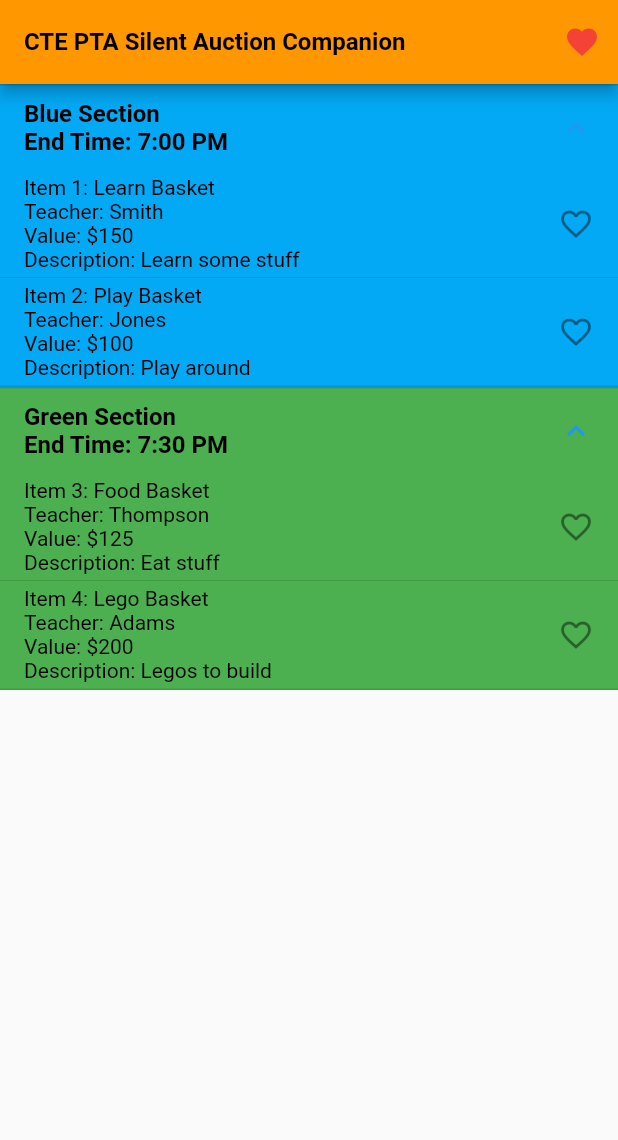
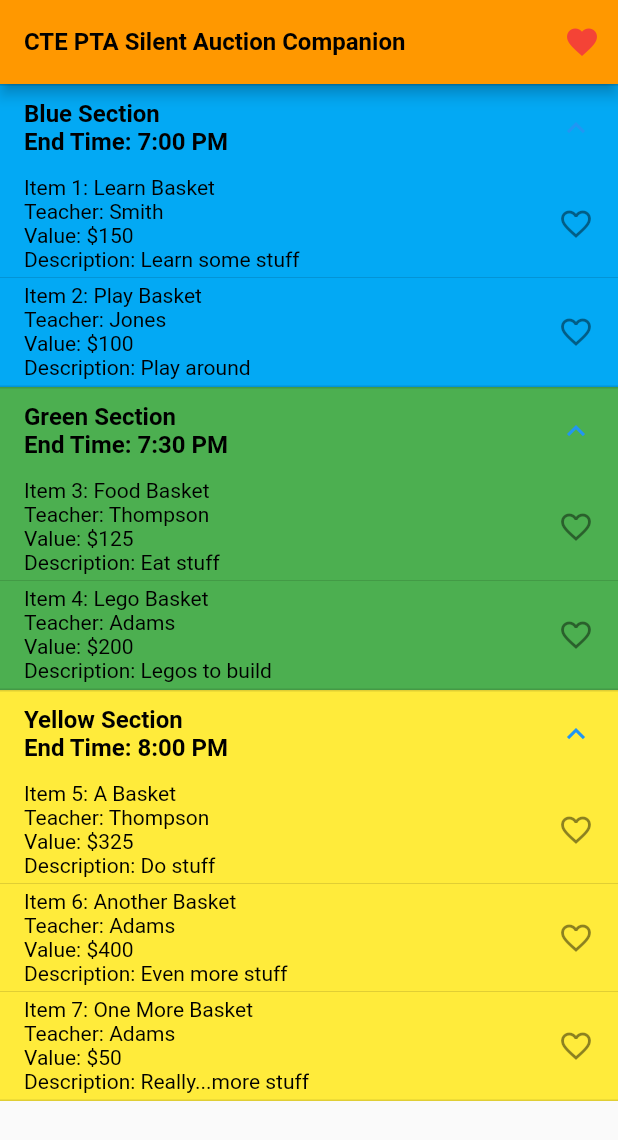
Before and after one commit to mccmt05/chinook_pta_auction_companion, a Flutter app: the screen it shows after launch, on a phone screen of 412 x 824 dp. Shown: the top 1140 px of the screen. Run offline on Flutter 3.47's test engine with Material 2 defaults, Android fonts, the phone set to English and light mode, and no system bars.

Commit message:
Fix nulls for fav list and new libraries

```diff
--- /dev/null
+++ b/lib/data/dataObjects.dart
@@ -0,0 +1,48 @@
+library data_objects;
+
+import 'package:flutter/material.dart';
+
+class AuctionGrouping {
+  final String groupName;
+  final MaterialColor groupColor;
+  final String endTime;
+
+  AuctionGrouping(this.groupName, this.groupColor, this.endTime);
+}
+
+class AuctionItem {
+  final int itemNum;
+  final String itemTitle;
+  final String itemTeacher;
+  final int itemValue;
+  final String itemDescription;
+  final AuctionGrouping itemGroup;
+
+  AuctionItem(this.itemNum, this.itemTitle, this.itemTeacher, this.itemValue, this.itemDescription, this.itemGroup);
+}
+
+AuctionGrouping blueGrouping = new AuctionGrouping("Blue Section", Colors.lightBlue, "7:00 PM");
+AuctionGrouping greenGrouping = new AuctionGrouping("Green Section", Colors.green, "7:30 PM");
+AuctionGrouping yellowGrouping = new AuctionGrouping("Yellow Section", Colors.yellow, "8:00 PM");
+
+List<AuctionItem> blueGroupList = [
+  new AuctionItem(1, "Learn Basket", "Smith", 150, "Learn some stuff", blueGrouping),
+  new AuctionItem(2, "Play Basket", "Jones", 100, "Play around", blueGrouping),
+];
+
+List<AuctionItem> greenGroupList = [
+  new AuctionItem(3, "Food Basket", "Thompson", 125, "Eat stuff", greenGrouping),
+  new AuctionItem(4, "Lego Basket", "Adams", 200, "Legos to build", greenGrouping),
+];
+
+List<AuctionItem> yellowGroupList = [
+  new AuctionItem(5, "A Basket", "Thompson", 325, "Do stuff", yellowGrouping),
+  new AuctionItem(6, "Another Basket", "Adams", 400, "Even more stuff", yellowGrouping),
+  new AuctionItem(7, "One More Basket", "Adams", 50, "Really...more stuff", yellowGrouping),
+];
+
+List<List<AuctionItem>> groupings = [
+  blueGroupList,
+  greenGroupList,
+  yellowGroupList,
+];
--- a/lib/main.dart
+++ b/lib/main.dart
@@ -1,41 +1,7 @@
 import 'package:flutter/material.dart';
-
-class AuctionGrouping {
-  final String groupName;
-  final MaterialColor groupColor;
-  final String endTime;
-
-  AuctionGrouping(this.groupName, this.groupColor, this.endTime);
-}
-
-class AuctionItem {
-  final int itemNum;
-  final String itemTitle;
-  final String itemTeacher;
-  final int itemValue;
-  final String itemDescription;
-  final AuctionGrouping itemGroup;
-
-  AuctionItem(this.itemNum, this.itemTitle, this.itemTeacher, this.itemValue, this.itemDescription, this.itemGroup);
-}
-
-AuctionGrouping blueGrouping = new AuctionGrouping("Blue Section", Colors.lightBlue, "7:00 PM");
-AuctionGrouping greenGrouping = new AuctionGrouping("Green Section", Colors.green, "7:30 PM");
-
-List<AuctionItem> blueGroupList = [
-  new AuctionItem(1, "Learn Basket", "Smith", 150, "Learn some stuff", blueGrouping),
-  new AuctionItem(2, "Play Basket", "Jones", 100, "Play around", blueGrouping),
-];
-
-List<AuctionItem> greenGroupList = [
-  new AuctionItem(3, "Food Basket", "Thompson", 125, "Eat stuff", greenGrouping),
-  new AuctionItem(4, "Lego Basket", "Adams", 200, "Legos to build", greenGrouping),
-];
-
-List<List<AuctionItem>> groupings = [
-  blueGroupList,
-  greenGroupList,
-];
+import 'data/dataObjects.dart';
+import 'data/strConstants.dart';
+import 'util/favoritesUtils.dart';
 
 void main() => runApp(new MaterialApp(home: new MyApp(), debugShowCheckedModeBanner: false, title: 'ChinookTrailPTA Silent Auction Companion',),);
 
@@ -55,34 +21,33 @@ class _MyAppState extends State<MyApp> {
           style: new TextStyle(fontSize: 16.0, fontWeight: FontWeight.bold, color: Colors.black),),
         backgroundColor: Colors.orange,
         actions: <Widget>[
-          IconButton(icon: Icon(Icons.favorite), color: Colors.red, onPressed: _pushSaved),
+          IconButton(icon: Icon(Icons.favorite), color: Colors.red, onPressed: pushSaved),
         ],
       ),
       body: new ListView.builder(
         itemCount: groupings.length,
         itemBuilder: (context, i) {
-          return _buildIndivGroupingList(groupings[i], false);
+          return buildIndivGroupingList(groupings[i], false);
         },
       ),
     );
   }
 
-  Widget _buildIndivGroupingList(List<AuctionItem> itemList,  bool fromFavorites) {
+  Widget buildIndivGroupingList(List<AuctionItem> itemList,  bool fromFavorites) {
     return ExpansionTile(
       title: new Text(itemList[0].itemGroup.groupName + "\nEnd Time: " + itemList[0].itemGroup.endTime,
-        style: new TextStyle(fontSize: 16.0, fontWeight: FontWeight.bold, color: Colors.black),
-      ),
+        style: new TextStyle(fontSize: 16.0, fontWeight: FontWeight.bold, color: Colors.black),),
       backgroundColor: itemList[0].itemGroup.groupColor,
       children: <Widget>[
         new Column(
-          children: _buildExpandableContent(itemList, fromFavorites),
+          children: buildExpandableContent(itemList, fromFavorites),
         ),
       ],
       initiallyExpanded: true,
     );
   }
 
-  List<Widget> _buildExpandableContent(List<AuctionItem> itemList, bool fromFavorites) {
+  List<Widget> buildExpandableContent(List<AuctionItem> itemList, bool fromFavorites) {
     List<Widget> columnContent = [];
     for (AuctionItem item in itemList) {
       bool alreadySaved = _saved.contains(item);
@@ -120,52 +85,48 @@ class _MyAppState extends State<MyApp> {
     return ListTile.divideTiles(context: context, tiles: columnContent).toList();
   }
 
-  String itemInfoStr(AuctionItem item) {
-    return "Item " + item.itemNum.toString() + ": " + item.itemTitle + "\nTeacher: " + item.itemTeacher + "\nValue: \$" + item.itemValue.toString() + "\nDescription: " + item.itemDescription;
-  }
-
-  void _pushSaved() {
+  void pushSaved() {
     Navigator.of(context).push(
       MaterialPageRoute<void>(
           builder: (BuildContext context) {
+            if (_saved.length != 0) {
               List<AuctionItem> _savedSorted = _saved.toList();
               _savedSorted.sort((a, b) => a.itemNum.compareTo(b.itemNum));
 
-          final List<List<AuctionItem>> favList = buildFavoritesList(_savedSorted);
+              final List<List<AuctionItem>> favList = buildFavoritesList(
+                  _savedSorted);
 
               return Scaffold(
                 appBar: AppBar(
-              title: Text("Saved Auction Items", style: new TextStyle(fontSize: 16.0, fontWeight: FontWeight.bold, color: Colors.black),),
+                  title: Text("Saved Auction Items", style: new TextStyle(
+                      fontSize: 16.0,
+                      fontWeight: FontWeight.bold,
+                      color: Colors.black),),
                   backgroundColor: Colors.orange,
                 ),
                 body: new ListView.builder(
                   itemCount: favList.length,
                   itemBuilder: (context, i) {
-                return _buildIndivGroupingList(favList[i], true);
-              },
-            ),
-          );
+                    return buildIndivGroupingList(favList[i], true);
                   },
                 ),
               );
             }
-
-  List<List<AuctionItem>> buildFavoritesList(List<AuctionItem> inList) {
-    List<List<AuctionItem>> favoritesListSplit = [];
-    for(List<AuctionItem> indivList in groupings) {
-          favoritesListSplit.add(splitFavoriteList(inList, indivList[0].itemGroup));
-    }
-
-    return favoritesListSplit;
-  }
-
-  List<AuctionItem> splitFavoriteList(List<AuctionItem> inList, AuctionGrouping inGroup) {
-    List<AuctionItem> rtnList = [];
-    for(AuctionItem item in inList) {
-      if(item.itemGroup == inGroup) {
-        rtnList.add(item);
+            else {
+              return Scaffold(
+                  appBar: AppBar(
+                    title: Text("Saved Auction Items", style: new TextStyle(
+                        fontSize: 16.0,
+                        fontWeight: FontWeight.bold,
+                        color: Colors.black),),
+                    backgroundColor: Colors.orange,
+                  ),
+                  body: new ListTile(title: new Text("You currently have not selected any favorites",
+                    style: new TextStyle(fontSize: 14.0, color: Colors.black),))
+              );
             }
           }
-    return rtnList;
+      ),
+    );
   }
 }
```
Also changed, not shown: lib/data/strConstants.dart (added, +7 -0 lines), lib/util/favoritesUtils.dart (added, +26 -0 lines). Lines whose indentation alone changed are shown as unchanged.
